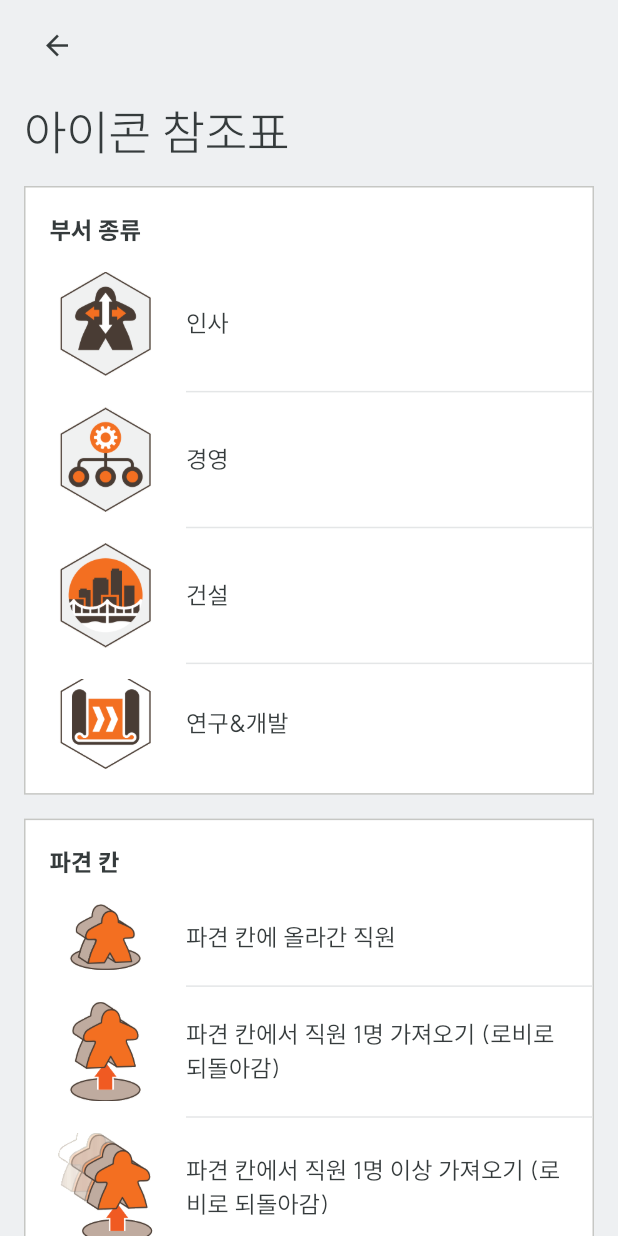
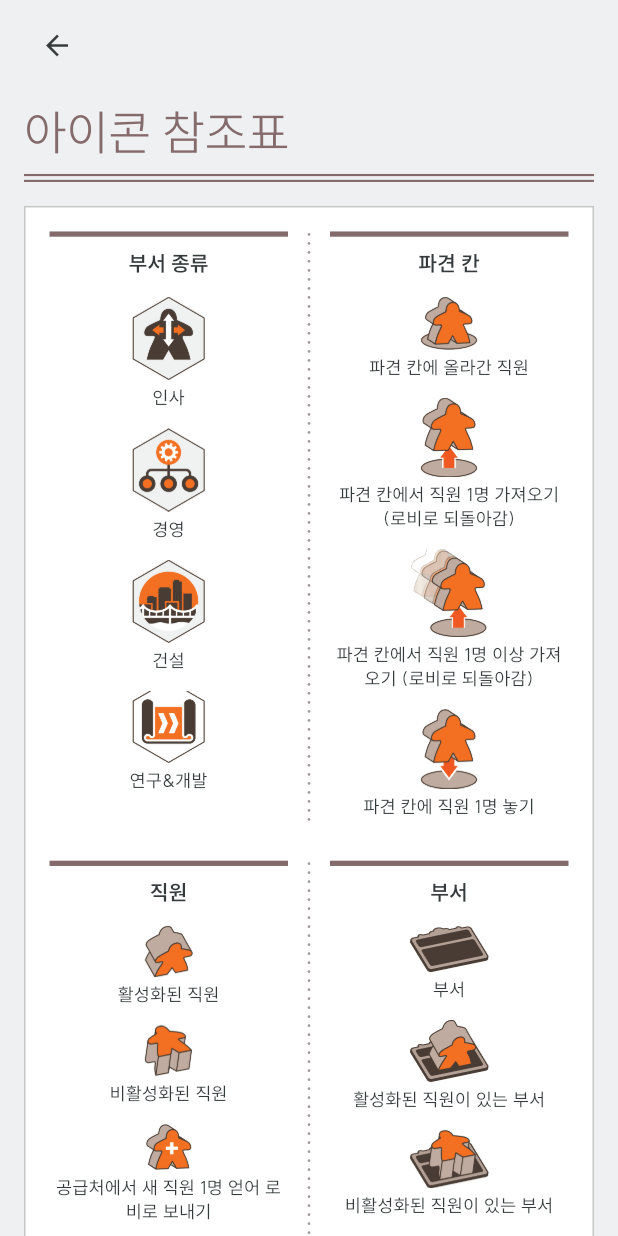
Before and after one commit to krindale/carnegie-setup-helper, a Flutter app: the IconReferenceScreen screen opened directly, on a phone screen of 412 x 824 dp. Run offline on Flutter 3.47's test engine with Material 3 defaults, Android fonts, the phone set to English and light mode, and no system bars.

Commit message:
아이콘 참조표 규칙서 스타일 재구성 및 활성/비활성 직원 아이콘 스왑 수정
- i09/i10(활성·비활성 직원) 에셋이 서로 뒤바뀐 것을 규칙서 20쪽 원본 대조로 확인해 맞바꿈
- 참조표를 규칙서 20쪽 구조로 재구성: 표제+이중 밑줄, 섹션 오버라인,
  열 사이 잔점선, 항목 간 구분선 제거, 규칙서 열 묶음 순서(2열×4단)
- 색은 앱 팔레트로 통일(강조 #846A6A, 점선 #A2999E), 아이콘 60px 밀도

Co-Authored-By: Claude Fable 5 <noreply@anthropic.com>
Claude-Session: https://claude.ai/code/session_01ANs6NggVosov1sw77W5Pq9

```diff
--- a/lib/reference.dart
+++ b/lib/reference.dart
@@ -350,6 +350,11 @@ const _refSections = <_RefSection>[
   ]),
 ];
 
+// 참조표 강조색 — 규칙서 20쪽의 구조(오버라인·이중 밑줄·잔점선)는 따르되
+// 색은 앱 팔레트로 통일 (사용자 확정).
+const _refAccent = CarbonColors.interactive;
+const _refDot = CarbonColors.borderStrong;
+
 class IconReferenceScreen extends StatelessWidget {
   const IconReferenceScreen({super.key});
 
@@ -372,56 +377,36 @@ class IconReferenceScreen extends StatelessWidget {
                   child: ListView(
                     padding: const EdgeInsets.all(CarbonSpacing.s5),
                     children: [
-                      Text('아이콘 참조표', style: CarbonText.heading05),
+                      // 규칙서 20쪽의 표제 구조: 제목 + 이중 밑줄.
+                      Text(
+                        '아이콘 참조표',
+                        style: CarbonText.heading05.copyWith(color: _refAccent),
+                      ),
+                      const SizedBox(height: CarbonSpacing.s3),
+                      Container(height: 1.4, color: _refAccent),
+                      const SizedBox(height: 2.5),
+                      Container(height: 1.4, color: _refAccent),
                       const SizedBox(height: CarbonSpacing.s5),
-                      LayoutBuilder(
-                        builder: (context, constraints) {
-                          final twoCols = constraints.maxWidth >= 640;
-                          if (!twoCols) {
-                            return Column(
-                              children: [
-                                for (final s in _refSections)
-                                  _RefSectionCard(section: s),
-                              ],
-                            );
-                          }
-                          // Masonry: fill the shorter of two columns.
-                          final left = <_RefSection>[];
-                          final right = <_RefSection>[];
-                          var lh = 0.0, rh = 0.0;
-                          for (final s in _refSections) {
-                            final h = 56.0 + s.items.length * 64.0;
-                            if (lh <= rh) {
-                              left.add(s);
-                              lh += h;
-                            } else {
-                              right.add(s);
-                              rh += h;
-                            }
-                          }
-                          return Row(
-                            crossAxisAlignment: CrossAxisAlignment.start,
-                            children: [
-                              Expanded(
+                      // 열 묶음 순서는 규칙서 그대로, 항목 사이 선 없음,
+                      // 열 사이 잔점선. 새 단은 오버라인으로 시작한다.
+                      Container(
+                        decoration: BoxDecoration(
+                          color: CarbonColors.background,
+                          border: Border.all(color: CarbonColors.borderSubtle),
+                        ),
+                        padding: const EdgeInsets.symmetric(
+                          horizontal: CarbonSpacing.s3,
+                          vertical: CarbonSpacing.s5,
+                        ),
                         child: Column(
                           children: [
-                                    for (final s in left)
-                                      _RefSectionCard(section: s),
+                            for (final (i, row) in _refRows.indexed) ...[
+                              if (i > 0)
+                                const SizedBox(height: CarbonSpacing.s6),
+                              _RefPairRow(left: row.$1, right: row.$2),
+                            ],
                           ],
                         ),
-                              ),
-                              const SizedBox(width: CarbonSpacing.s5),
-                              Expanded(
-                                child: Column(
-                                  children: [
-                                    for (final s in right)
-                                      _RefSectionCard(section: s),
-                                  ],
-                                ),
-                              ),
-                            ],
-                          );
-                        },
                       ),
                       const SizedBox(height: CarbonSpacing.s7),
                     ],
@@ -436,66 +421,98 @@ class IconReferenceScreen extends StatelessWidget {
   }
 }
 
-class _RefSectionCard extends StatelessWidget {
-  const _RefSectionCard({required this.section});
+/// 규칙서 20쪽의 열 묶음 순서 그대로 두 열씩 짝지어 배치한다.
+final _refRows = <(List<_RefSection>, List<_RefSection>)>[
+  ([_refSections[0]], [_refSections[1]]),
+  ([_refSections[2]], [_refSections[3]]),
+  ([_refSections[4], _refSections[5]], [_refSections[6], _refSections[7]]),
+  ([_refSections[8], _refSections[9]], [_refSections[10], _refSections[11]]),
+];
 
-  final _RefSection section;
+/// 두 열 스트립 + 가운데 점선. (IntrinsicHeight는 이미지 고유 높이를 열 폭
+/// 기준으로 과대 계산하므로 점선은 Stack 위에 그린다.)
+class _RefPairRow extends StatelessWidget {
+  const _RefPairRow({required this.left, required this.right});
+
+  final List<_RefSection> left;
+  final List<_RefSection> right;
 
   @override
   Widget build(BuildContext context) {
-    return Container(
-      margin: const EdgeInsets.only(bottom: CarbonSpacing.s5),
-      decoration: BoxDecoration(
-        color: CarbonColors.background,
-        border: Border.all(color: CarbonColors.borderSubtle),
+    return Stack(
+      children: [
+        Positioned.fill(child: CustomPaint(painter: _VDashPainter())),
+        Row(
+          crossAxisAlignment: CrossAxisAlignment.start,
+          children: [
+            Expanded(child: _RefStrip(sections: left)),
+            const SizedBox(width: CarbonSpacing.s4),
+            Expanded(child: _RefStrip(sections: right)),
+          ],
+        ),
+      ],
+    );
+  }
+}
+
+/// 세로 스트립: 제목(밑줄) 아래로 아이콘·설명을 촘촘히 쌓는다.
+/// 규칙서처럼 항목 사이에 구분선을 두지 않는다.
+class _RefStrip extends StatelessWidget {
+  const _RefStrip({required this.sections});
+
+  final List<_RefSection> sections;
+
+  @override
+  Widget build(BuildContext context) {
+    return Column(
+      crossAxisAlignment: CrossAxisAlignment.stretch,
+      children: [
+        for (final (i, s) in sections.indexed) ...[
+          // 규칙서의 열 머리: 굵은 오버라인 + 진한 제목.
+          Padding(
+            padding: EdgeInsets.fromLTRB(
+              CarbonSpacing.s3,
+              i == 0 ? 0 : CarbonSpacing.s6,
+              CarbonSpacing.s3,
+              CarbonSpacing.s2,
             ),
             child: Column(
-        crossAxisAlignment: CrossAxisAlignment.stretch,
               children: [
+                Container(height: 3.5, color: _refAccent),
+                const SizedBox(height: CarbonSpacing.s3),
+                Text(
+                  s.title,
+                  textAlign: TextAlign.center,
+                  style: CarbonText.heading01,
+                ),
+              ],
+            ),
+          ),
+          for (final item in s.items)
             Padding(
               padding: const EdgeInsets.fromLTRB(
-              CarbonSpacing.s5,
-              CarbonSpacing.s5,
-              CarbonSpacing.s5,
-              6,
+                CarbonSpacing.s3,
+                CarbonSpacing.s3,
+                CarbonSpacing.s3,
+                CarbonSpacing.s2,
               ),
-            child: Text(
-              section.title,
-              style: CarbonText.heading02.copyWith(fontWeight: FontWeight.w800),
-            ),
-          ),
-          for (final (i, item) in section.items.indexed) ...[
-            if (i > 0)
-              const Padding(
-                padding: EdgeInsets.only(left: 107),
-                child: Divider(
-                  height: 1,
-                  thickness: 1,
-                  color: Color(0xFFE4E6E7),
-                ),
-              ),
-            Padding(
-              padding: EdgeInsets.fromLTRB(
-                CarbonSpacing.s5,
-                10,
-                CarbonSpacing.s5,
-                i == section.items.length - 1 ? CarbonSpacing.s5 : 10,
-              ),
-              child: Row(
+              child: Column(
                 children: [
                   SizedBox(
-                    width: 75,
+                    width: 60,
                     child: Image.asset(
                       'assets/reficons/i${item.icon.toString().padLeft(2, '0')}.png',
-                      cacheWidth: 225,
+                      cacheWidth: 180,
                       fit: BoxFit.fitWidth,
                     ),
                   ),
-                  const SizedBox(width: CarbonSpacing.s5),
-                  Expanded(
-                    child: Text(
+                  const SizedBox(height: CarbonSpacing.s2),
+                  Text(
                     item.label,
-                      style: CarbonText.body02.copyWith(height: 1.45),
+                    textAlign: TextAlign.center,
+                    style: CarbonText.label01.copyWith(
+                      color: CarbonColors.textPrimary,
+                      height: 1.35,
                     ),
                   ),
                 ],
@@ -503,7 +520,21 @@ class _RefSectionCard extends StatelessWidget {
             ),
         ],
       ],
-      ),
     );
   }
 }
+
+/// 규칙서의 열 구분 잔점선 (세로, 가운데).
+class _VDashPainter extends CustomPainter {
+  @override
+  void paint(Canvas canvas, Size size) {
+    final paint = Paint()..color = _refDot;
+    final x = size.width / 2;
+    for (var y = 2.0; y < size.height; y += 6) {
+      canvas.drawCircle(Offset(x, y), 0.9, paint);
+    }
+  }
+
+  @override
+  bool shouldRepaint(covariant CustomPainter oldDelegate) => false;
+}
```
Also changed, not shown: assets/reficons/i09.png, assets/reficons/i10.png. Lines whose indentation alone changed are shown as unchanged.
